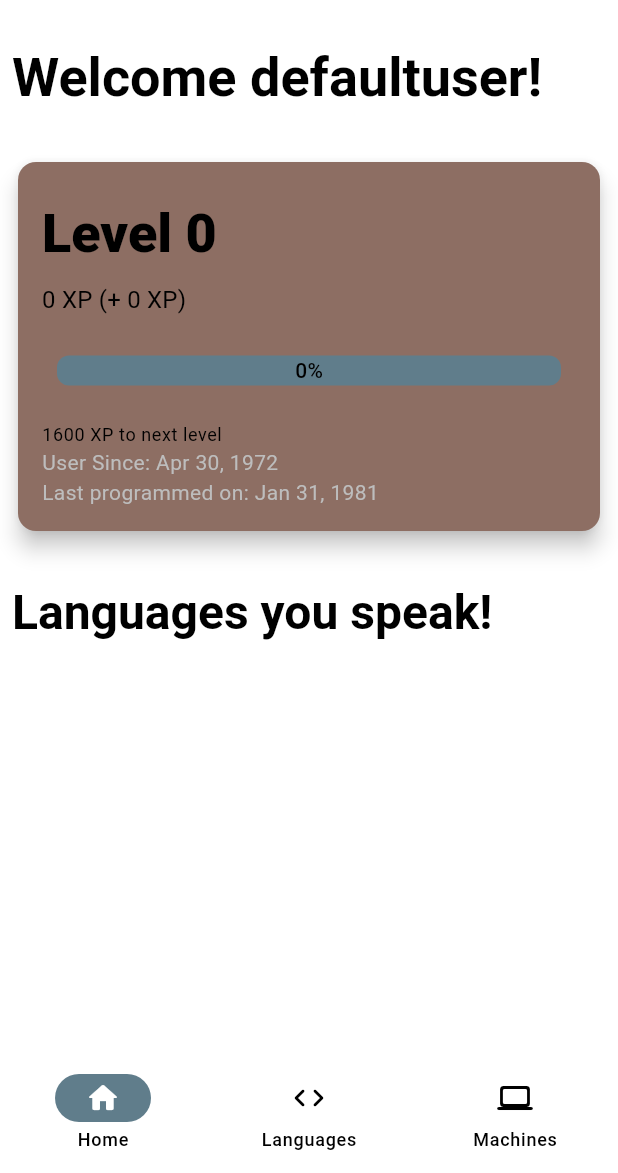
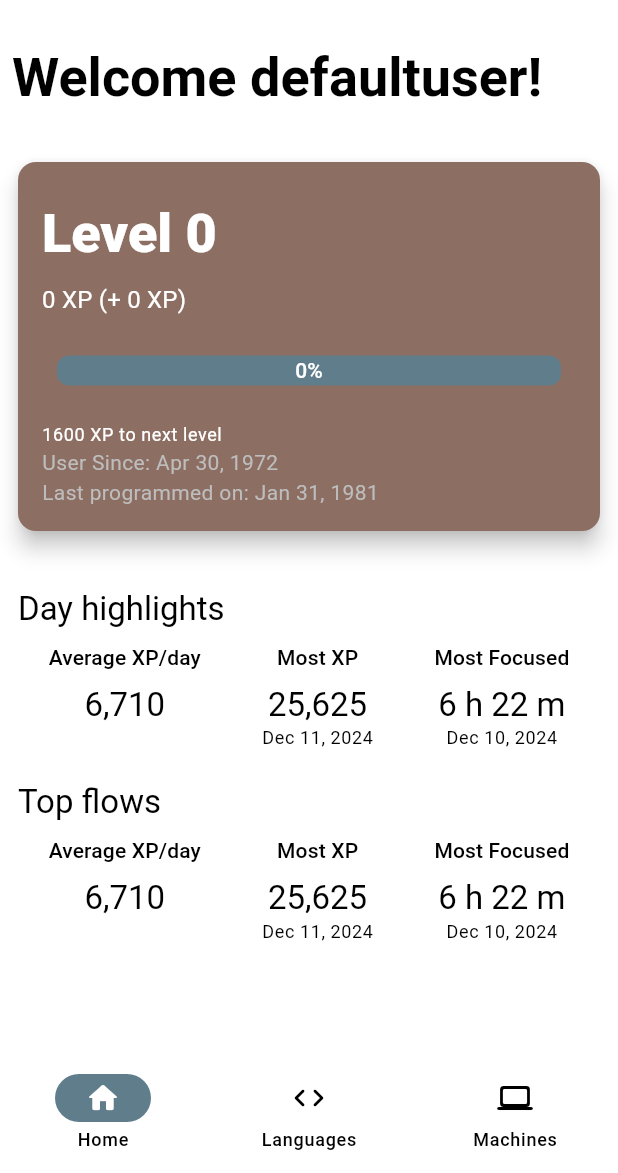
Before and after one commit to HarshNarayanJha/codestats_client, a Flutter app: the screen it shows after launch, on a phone screen of 412 x 824 dp, the part 63-1236 px from its top. Run offline on Flutter 3.47's test engine with Material 3 defaults, Android fonts, the phone set to English and light mode, and no system bars; drawn by our look-alikes of percent_indicator; our stand-ins replace go_router; accounts and stored records are empty; network calls fail.

Commit message:
text color fixes and more intl formatting

```diff
--- a/lib/models/user_stats.dart
+++ b/lib/models/user_stats.dart
@@ -79,6 +79,13 @@ class LanguageXp {
 
   /// Creates a new LanguageXp instance.
   LanguageXp({required this.languages});
+
+  Map<String, LanguageDetails> getTopLanguages({int top = 5}) {
+    var sortedLanguages = Map.fromEntries(
+      languages.entries.toList().take(top)
+    );
+    return sortedLanguages;
+  }
 
   LanguageDetails getLanguageByIndex(int index) {
     if (index >= languages.length) {
@@ -162,6 +169,22 @@ class LanguageDetails {
 
   double getLevelProgress() {
     return levelProgress(xps);
+  }
+
+  String getNewXpF() {
+    return NumberFormat.decimalPattern().format(newXps);
+  }
+
+  String getTotalXpF() {
+    return NumberFormat.decimalPattern().format(xps);
+  }
+
+  String getXpToNextLevelF() {
+    return NumberFormat.decimalPattern().format(getXpToNextLevel());
+  }
+
+  String getLevelProgressF() {
+    return NumberFormat.percentPattern().format(getLevelProgress() / 100.0);
   }
 }
 
--- a/lib/pages/home_page.dart
+++ b/lib/pages/home_page.dart
@@ -1,6 +1,7 @@
 import 'dart:developer';
 
 import 'package:codestats_client/router/router.dart';
+import 'package:codestats_client/widgets/day_stats.dart';
 import 'package:flutter/material.dart';
 import 'package:go_router/go_router.dart';
 import 'package:provider/provider.dart';
@@ -109,6 +110,12 @@ class _HomePageState extends State<HomePage> {
                   ),
                   SizedBox(height: 30),
 
+                  DayStats(stats: stats),
+
+                  SizedBox(height: 30),
+                  Divider(thickness: 0.5),
+                  SizedBox(height: 30),
+
                   Text(
                     "Languages you speak!",
                     style: Theme.of(context).textTheme.headlineLarge?.copyWith(fontWeight: FontWeight.bold),
@@ -125,17 +132,17 @@ class _HomePageState extends State<HomePage> {
                         crossAxisSpacing: 5,
                         mainAxisSpacing: 5,
                       ),
-                      itemCount: stats.languageXp.languages.length,
+                      itemCount: stats.languageXp.getTopLanguages().length,
                       itemBuilder: (context, index) {
                         return LanguageStatsCard(
-                          stats: stats.languageXp.languages[stats.languageXp.languages.keys.toList()[index]]!,
+                          stats: stats.languageXp.getTopLanguages()[stats.languageXp.getTopLanguages().keys.toList()[index]]!,
                         );
                       },
                     ),
                     mobileBody: ListView.builder(
                       shrinkWrap: true,
                       physics: NeverScrollableScrollPhysics(),
-                      itemCount: stats.languageXp.languages.length,
+                      itemCount: stats.languageXp.getTopLanguages().length,
                       itemBuilder: (context, index) {
                         return LanguageStatsCard(
                           stats: stats.languageXp.getLanguageByIndex(index),
--- /dev/null
+++ b/lib/widgets/day_stats.dart
@@ -0,0 +1,99 @@
+import 'package:codestats_client/models/user_stats.dart';
+import 'package:flutter/material.dart';
+
+class DayStats extends StatelessWidget {
+  const DayStats({super.key, required this.stats});
+
+  final UserStats stats;
+
+  @override
+  Widget build(BuildContext context) {
+    return Padding(
+      padding: const EdgeInsets.all(4.0),
+      child: Column(
+        mainAxisAlignment: MainAxisAlignment.center,
+        crossAxisAlignment: CrossAxisAlignment.start,
+        spacing: 8.0,
+        children: [
+          Text("Day highlights", style: Theme.of(context).textTheme.titleLarge),
+          Row(
+            mainAxisAlignment: MainAxisAlignment.spaceAround,
+            crossAxisAlignment: CrossAxisAlignment.start,
+            children: [
+              Column(
+                spacing: 8.0,
+                children: [
+                  Text("Average XP/day", style: Theme.of(context).textTheme.labelLarge),
+                  Text("6,710", style: Theme.of(context).textTheme.titleLarge),
+                ]
+              ),
+              Column(
+                spacing: 8.0,
+                children: [
+                  Text("Most XP", style: Theme.of(context).textTheme.labelLarge),
+                  Column(
+                    children: [
+                      Text("25,625", style: Theme.of(context).textTheme.titleLarge),
+                      Text("Dec 11, 2024", style: Theme.of(context).textTheme.bodySmall),
+                    ],
+                  ),
+                ]
+              ),
+              Column(
+                spacing: 8.0,
+                children: [
+                  Text("Most Focused", style: Theme.of(context).textTheme.labelLarge),
+                  Column(
+                    children: [
+                      Text("6 h 22 m", style: Theme.of(context).textTheme.titleLarge),
+                      Text("Dec 10, 2024", style: Theme.of(context).textTheme.bodySmall),
+                    ],
+                  ),
+                ]
+              ),
+            ]
+          ),
+          SizedBox(height: 5),
+          Text("Top flows", style: Theme.of(context).textTheme.titleLarge),
+          Row(
+            mainAxisAlignment: MainAxisAlignment.spaceAround,
+            crossAxisAlignment: CrossAxisAlignment.start,
+            children: [
+              Column(
+                spacing: 8.0,
+                children: [
+                  Text("Average XP/day", style: Theme.of(context).textTheme.labelLarge),
+                  Text("6,710", style: Theme.of(context).textTheme.titleLarge),
+                ]
+              ),
+              Column(
+                spacing: 8.0,
+                children: [
+                  Text("Most XP", style: Theme.of(context).textTheme.labelLarge),
+                  Column(
+                    children: [
+                      Text("25,625", style: Theme.of(context).textTheme.titleLarge),
+                      Text("Dec 11, 2024", style: Theme.of(context).textTheme.bodySmall),
+                    ],
+                  ),
+                ]
+              ),
+              Column(
+                spacing: 8.0,
+                children: [
+                  Text("Most Focused", style: Theme.of(context).textTheme.labelLarge),
+                  Column(
+                    children: [
+                      Text("6 h 22 m", style: Theme.of(context).textTheme.titleLarge),
+                      Text("Dec 10, 2024", style: Theme.of(context).textTheme.bodySmall),
+                    ],
+                  ),
+                ]
+              ),
+            ]
+          ),
+        ]
+      ),
+    );
+  }
+}
--- a/lib/widgets/language_stats_card.dart
+++ b/lib/widgets/language_stats_card.dart
@@ -33,21 +33,21 @@ class LanguageStatsCard extends StatelessWidget {
                       FittedBox(
                         child: Text(
                           stats.name,
-                          style: Theme.of(context).textTheme.headlineMedium?.copyWith(fontWeight: FontWeight.w800)
+                          style: Theme.of(context).primaryTextTheme.headlineMedium?.copyWith(fontWeight: FontWeight.w800)
                         ),
                       ),
                       SizedBox(height: 5.0),
                       Text(
                         'Level ${stats.getLevel()}',
-                        style: Theme.of(context).textTheme.titleLarge?.copyWith(fontWeight: FontWeight.w600)
+                        style: Theme.of(context).primaryTextTheme.titleLarge?.copyWith(fontWeight: FontWeight.w600)
                       ),
                       Text(
-                        '${stats.xps.toString()} XP (+ ${stats.newXps.toString()} XP)',
-                        style: Theme.of(context).textTheme.bodySmall?.copyWith(fontWeight: FontWeight.w400)
+                        '${stats.getTotalXpF()} XP (+ ${stats.getNewXpF()} XP)',
+                        style: Theme.of(context).primaryTextTheme.bodySmall?.copyWith(fontWeight: FontWeight.w400)
                       ),
                       Text(
                         '${stats.getXpToNextLevel() - (stats.xps - xpToNextLevel(stats.getLevel() - 1))} XP to next level',
-                        style: Theme.of(context).textTheme.bodySmall?.copyWith(fontWeight: FontWeight.w400)
+                        style: Theme.of(context).primaryTextTheme.bodySmall?.copyWith(fontWeight: FontWeight.w400)
                       ),
                     ],
                   ),
@@ -77,7 +77,7 @@ class LanguageStatsCard extends StatelessWidget {
                         radius: 48,
                         lineWidth: 16.0,
                         animation: true,
-                        center: Text('${stats.getLevelProgress().ceil()}%', style: TextStyle(color: Colors.black, fontWeight: FontWeight.w500)),
+                        center: Text(stats.getLevelProgressF(), style: Theme.of(context).primaryTextTheme.labelLarge?.copyWith(fontWeight: FontWeight.w500)),
                       ),
                     ],
                   ),
--- a/lib/widgets/main_stats_card.dart
+++ b/lib/widgets/main_stats_card.dart
@@ -25,11 +25,11 @@ class MainStatsCard extends StatelessWidget {
               Row(),
               Text(
                 'Level ${stats.getLevel()}',
-                style: Theme.of(context).textTheme.displaySmall?.copyWith(fontWeight: FontWeight.w900)
+                style: Theme.of(context).primaryTextTheme.displaySmall?.copyWith(fontWeight: FontWeight.w900)
               ),
               Text(
                 '${stats.getTotalXpF()} XP (+ ${stats.getNewXpF()} XP)',
-                style: Theme.of(context).textTheme.titleMedium?.copyWith(fontWeight: FontWeight.w400)
+                style: Theme.of(context).primaryTextTheme.titleMedium?.copyWith(fontWeight: FontWeight.w400)
               ),
               SizedBox(height: 5.0),
 
@@ -56,7 +56,7 @@ class MainStatsCard extends StatelessWidget {
                     barRadius: Radius.circular(8),
                     lineHeight: 20.0,
                     animation: true,
-                    center: Text(stats.getLevelProgressF(), style: TextStyle(color: Colors.black, fontWeight: FontWeight.w500)),
+                    center: Text(stats.getLevelProgressF(), style: Theme.of(context).primaryTextTheme.labelLarge?.copyWith(fontWeight: FontWeight.w500)),
                   ),
                 ],
               ),
@@ -67,7 +67,7 @@ class MainStatsCard extends StatelessWidget {
                 children: [
                   Text(
                     '${stats.getXpToNextLevel() - stats.totalXp} XP to next level',
-                    style: Theme.of(context).textTheme.bodySmall?.copyWith(fontWeight: FontWeight.w400)
+                    style: Theme.of(context).primaryTextTheme.bodySmall?.copyWith(fontWeight: FontWeight.w400)
                   ),
                   Text("User Since: ${stats.getUserSince()}", style: TextStyle(color: Colors.grey.shade400)),
                   Text("Last programmed on: ${stats.getLastProgrammed()}", style: TextStyle(color: Colors.grey.shade400)),
```
